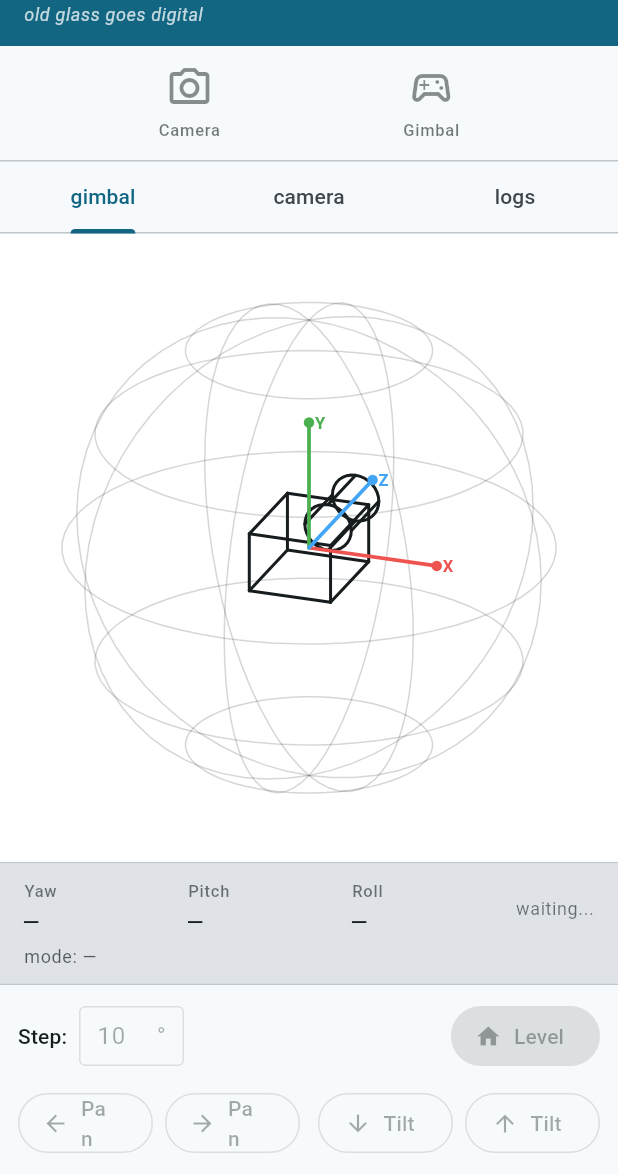
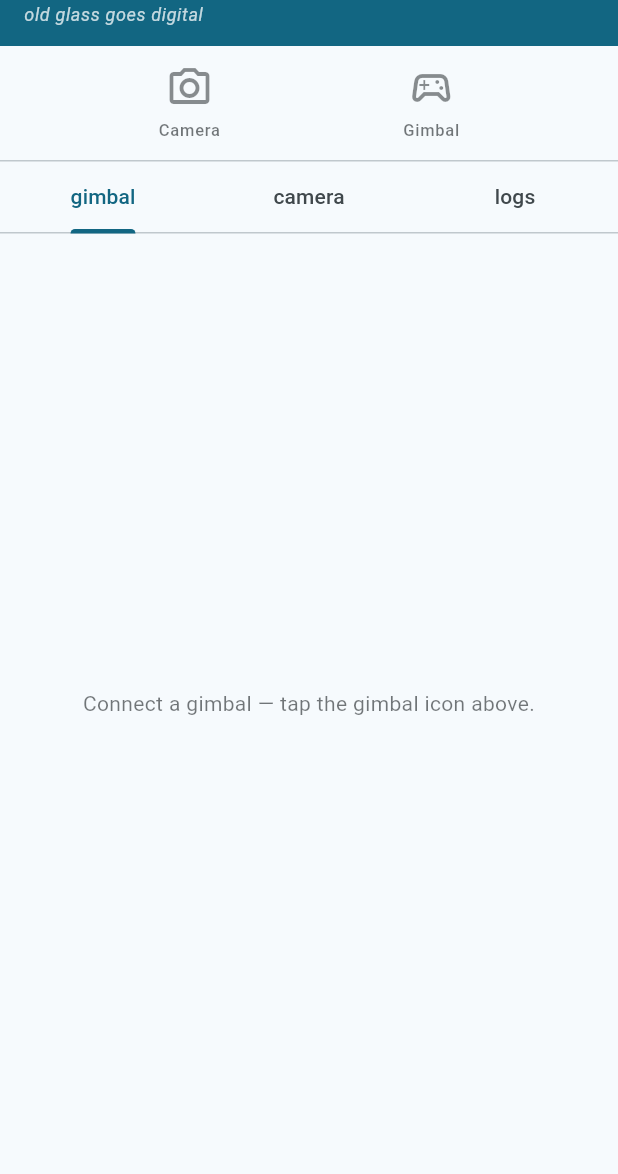
Before and after one commit to nidwe72/sciens_gimbal_controller, a Flutter app: the PlaygroundScreen screen opened directly, on a phone screen of 412 x 824 dp, the part 62-1236 px from its top. Run offline on Flutter 3.47's test engine with Material 3 defaults, Android fonts, the phone set to English and light mode, and no system bars; our stand-ins replace flutter_blue_plus, flutter_riverpod, permission_handler.

Commit message:
PR 11/7: rename controls_tab → gimbal_tab + disconnected placeholder
File rename via git mv: lib/ui/tabs/controls_tab.dart →
lib/ui/tabs/gimbal_tab.dart (the earlier 'controls' name was a
gimbal-only artifact; 'gimbal' pairs with 'camera').

Inside the renamed file:
- Class ControlsTab → GimbalTab (and ConsumerState type param +
  createState return + the _ControlsTabState state class →
  _GimbalTabState, all via the same single substring rename).
- _GimbalTabState.build now early-returns _GimbalPlaceholder when
  the gimbal isn't connected — a centred Text 'Connect a gimbal —
  tap the gimbal icon above.' (matches the camera-tab pattern from
  phase 6).
- The existing controls + 3D visualization render only when the
  gimbal is connected — _ControlsPanel's enabled flag and
  _OrientationLine's empty-state handling are kept as a backup.

playground_screen.dart updates the import and the
ControlsTab(...) constructor call to GimbalTab(...). All five
named arguments (stepController, onPanLeft, onPanRight, onTiltUp,
onTiltDown, onLevel) carry over unchanged.

Co-Authored-By: Claude Opus 4.7 (1M context) <noreply@anthropic.com>

```diff
--- a/lib/ui/playground_screen.dart
+++ b/lib/ui/playground_screen.dart
@@ -7,7 +7,7 @@ import '../state/gimbal_connection.dart';
 import 'devices_panel.dart';
 import 'header.dart';
 import 'tabs/camera_tab.dart';
-import 'tabs/controls_tab.dart';
+import 'tabs/gimbal_tab.dart';
 import 'tabs/logs_tab.dart';
 
 /// Post-connect screen. Layout:
@@ -89,7 +89,7 @@ class _PlaygroundScreenState extends ConsumerState<PlaygroundScreen>
               child: TabBarView(
                 controller: _tabController,
                 children: [
-                  ControlsTab(
+                  GimbalTab(
                     stepController: _stepController,
                     onPanLeft: () => _move(course: -_stepDeg),
                     onPanRight: () => _move(course: _stepDeg),
--- a/lib/ui/tabs/controls_tab.dart
+++ b/lib/ui/tabs/gimbal_tab.dart
@@ -9,8 +9,8 @@ import '../gimbal_visualization.dart';
 /// orientation status line and the pan/tilt/level controls. Uses
 /// AutomaticKeepAliveClientMixin so the visualization's smoothing
 /// state survives switching to the logs tab.
-class ControlsTab extends ConsumerStatefulWidget {
-  const ControlsTab({
+class GimbalTab extends ConsumerStatefulWidget {
+  const GimbalTab({
     super.key,
     required this.stepController,
     required this.onPanLeft,
@@ -28,10 +28,10 @@ class ControlsTab extends ConsumerStatefulWidget {
   final VoidCallback onLevel;
 
   @override
-  ConsumerState<ControlsTab> createState() => _ControlsTabState();
+  ConsumerState<GimbalTab> createState() => _GimbalTabState();
 }
 
-class _ControlsTabState extends ConsumerState<ControlsTab>
+class _GimbalTabState extends ConsumerState<GimbalTab>
     with AutomaticKeepAliveClientMixin {
   @override
   bool get wantKeepAlive => true;
@@ -40,6 +40,10 @@ class _ControlsTabState extends ConsumerState<ControlsTab>
   Widget build(BuildContext context) {
     super.build(context);
     final conn = ref.watch(gimbalConnectionProvider);
+
+    if (!conn.isConnected) {
+      return const _GimbalPlaceholder();
+    }
 
     return Column(
       crossAxisAlignment: CrossAxisAlignment.stretch,
@@ -270,3 +274,24 @@ class _ControlsPanel extends StatelessWidget {
     );
   }
 }
+
+class _GimbalPlaceholder extends StatelessWidget {
+  const _GimbalPlaceholder();
+
+  @override
+  Widget build(BuildContext context) {
+    final theme = Theme.of(context);
+    return Center(
+      child: Padding(
+        padding: const EdgeInsets.all(32),
+        child: Text(
+          'Connect a gimbal — tap the gimbal icon above.',
+          textAlign: TextAlign.center,
+          style: theme.textTheme.bodyMedium?.copyWith(
+            color: theme.colorScheme.onSurface.withValues(alpha: 0.6),
+          ),
+        ),
+      ),
+    );
+  }
+}
```
